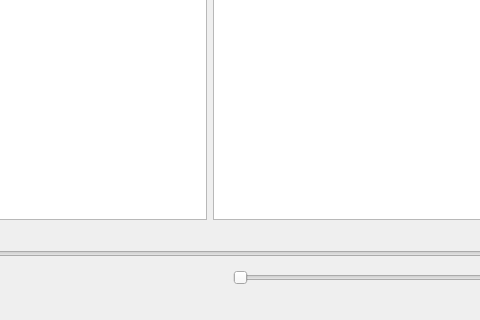
Otakukingdom/Nodoka, file src/ui-element/MainWindow.ui: the form before one commit; both pictures show x 190 to 670 and y 280 to 600 of the 800 by 600 pixel window.
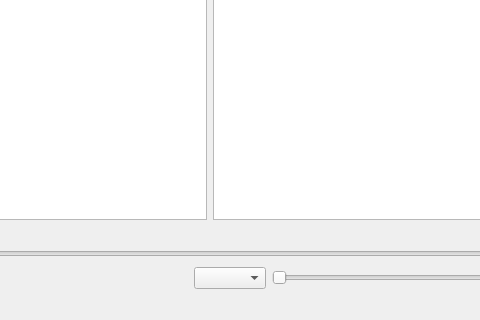
The form after the commit. Icons and pictures are not drawn.

Commit message: set completeness, add speed ui element

Patch:
```diff
--- a/src/ui-element/MainWindow.ui
+++ b/src/ui-element/MainWindow.ui
@@ -99,6 +99,9 @@
         </property>
        </spacer>
       </item>
+      <item>
+       <widget class="QComboBox" name="comboBox"/>
+      </item>
       <item>
        <widget class="QSlider" name="volumeSlider">
         <property name="orientation">
```
The commit also changes 2 other files.
